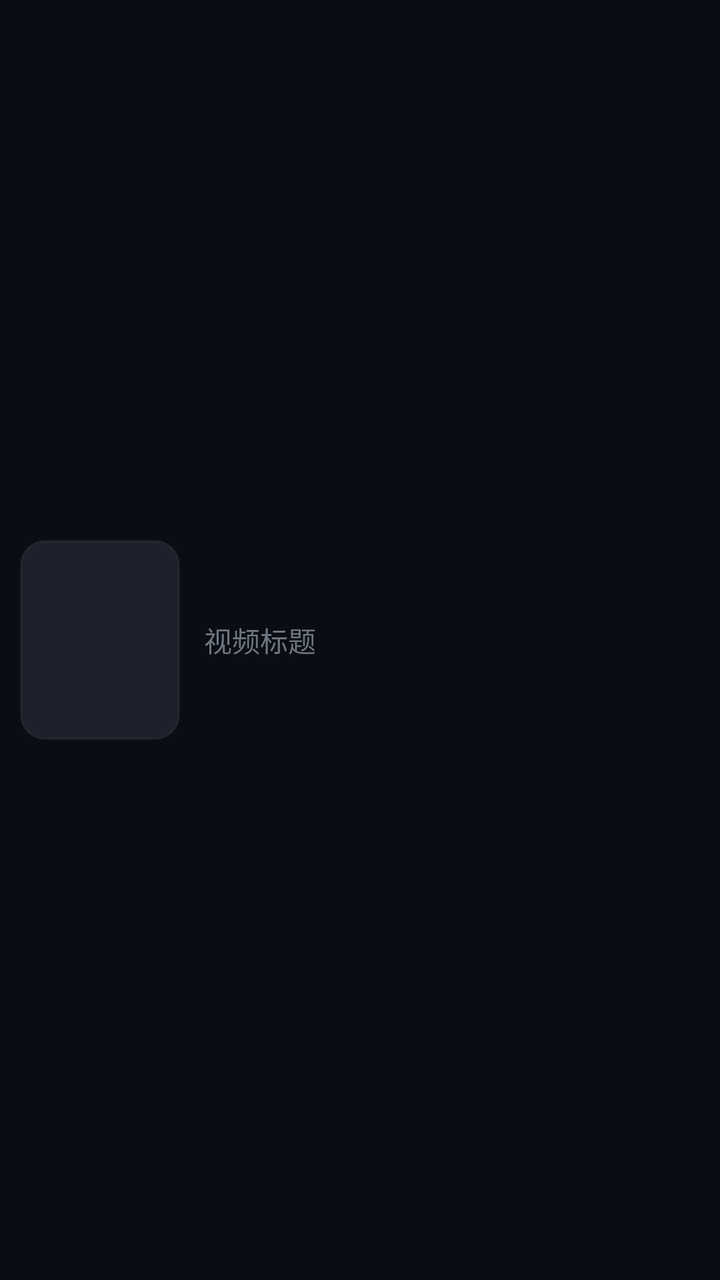
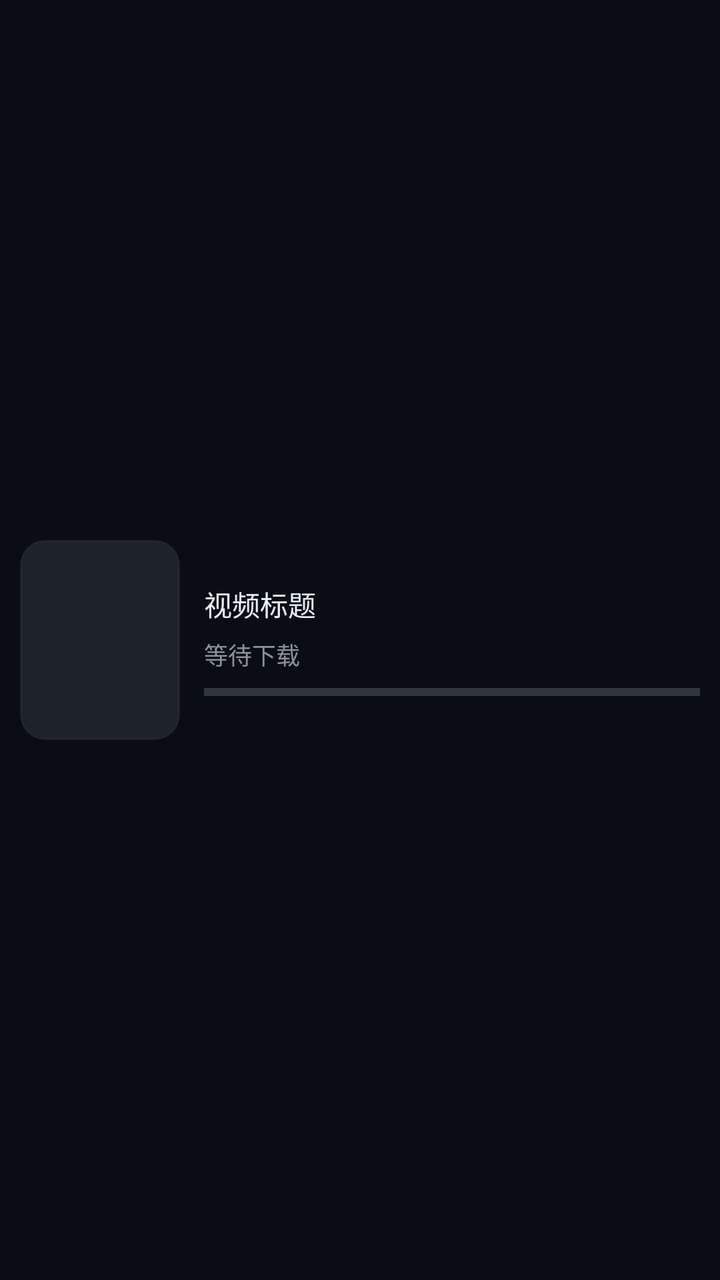

Compare the two renders of this Android layout. The source of the first and the diff that turns it into the second are given below.
<!-- AndroidManifest.xml: application theme AppTheme -->
<!-- res/layout/item_downvideo.xml -->
<?xml version="1.0" encoding="utf-8"?>
<LinearLayout xmlns:android="http://schemas.android.com/apk/res/android"
    android:layout_width="match_parent"
    android:layout_height="wrap_content"
    android:orientation="horizontal"
    android:padding="10dp"
    android:gravity="center_vertical"
    android:background="?android:attr/selectableItemBackground">

    
    <ImageView
        android:id="@+id/iv_cover"
        android:layout_width="80dp"
        android:layout_height="100dp"
        android:layout_marginEnd="12dp"
        android:scaleType="centerCrop"
        android:src="@drawable/button_style"/>

    
    <LinearLayout
        android:layout_width="0dp"
        android:layout_height="wrap_content"
        android:orientation="vertical"
        android:layout_weight="1">

        
        <TextView
            android:id="@+id/tv_video_title"
            android:layout_width="match_parent"
            android:layout_height="wrap_content"
            android:text="视频标题"
            android:textSize="14sp"
            android:maxLines="2"
            android:ellipsize="end"/>

    </LinearLayout>

</LinearLayout>
<!-- resources referenced by this layout -->
<resources>
  <!-- drawable button_style (drawable) -->
  <?xml version="1.0" encoding="utf-8"?>
  <shape xmlns:android="http://schemas.android.com/apk/res/android">
      <solid android:color="@color/dark_lighter" />
      <corners android:radius="12dp" />
      <stroke android:color="@color/border_soft" android:width="1dp" />
  </shape>
  <style name="AppTheme" parent="Theme.MaterialComponents.NoActionBar">
          
          <item name="colorPrimary">@color/brand_500</item>
          <item name="colorPrimaryDark">@color/brand_700</item>
          <item name="colorAccent">@color/brand_500</item>
          <item name="colorSecondary">@color/accent_500</item>
          <item name="colorOnPrimary">@color/text_on_brand</item>
  
          
          <item name="android:windowBackground">@color/dark_bg</item>
          <item name="android:colorBackground">@color/dark_bg</item>
  
          
          <item name="android:textColorPrimary">@color/text_primary</item>
          <item name="android:textColorSecondary">@color/text_secondary</item>
          <item name="android:textColorTertiary">@color/text_tertiary</item>
          <item name="android:textColorHint">@color/text_tertiary</item>
  
          
          <item name="android:statusBarColor">@color/dark_bg</item>
          <item name="android:windowLightStatusBar" tools:targetApi="m">false</item>
          <item name="android:navigationBarColor">@color/dark_bg</item>
          <item name="android:windowLightNavigationBar" tools:targetApi="o_mr1">false</item>
  
          
          <item name="alertDialogTheme">@style/AlertDialogCustom</item>
      </style>
  <color name="dark_lighter">#1C212C</color>
  <color name="border_soft">#0DFFFFFF</color>
  <color name="brand_500">#00D1FF</color>
  <color name="brand_700">#0089B7</color>
  <color name="accent_500">#7000FF</color>
  <color name="text_on_brand">#FFFFFF</color>
  <color name="dark_bg">#0A0E14</color>
  <color name="text_primary">#E6EDF3</color>
  <color name="text_secondary">#8B949E</color>
  <color name="text_tertiary">#6E7681</color>
  <style name="AlertDialogCustom" parent="Theme.MaterialComponents.Dialog.Alert">
          <item name="colorPrimary">@color/brand_500</item>
          <item name="colorAccent">@color/brand_500</item>
          <item name="android:background">@color/dark_card</item>
          <item name="android:textColor">@color/text_primary</item>
          <item name="android:textColorPrimary">@color/text_primary</item>
          <item name="android:textColorSecondary">@color/text_secondary</item>
          <item name="buttonBarPositiveButtonStyle">@style/AlertDialogButton</item>
          <item name="buttonBarNegativeButtonStyle">@style/AlertDialogButton</item>
      </style>
  <color name="dark_card">#151921</color>
  <style name="AlertDialogButton" parent="Widget.MaterialComponents.Button.TextButton.Dialog">
          <item name="android:textColor">@color/brand_500</item>
          <item name="android:textAllCaps">false</item>
      </style>
</resources>

<!-- the commit's change to res/layout/item_downvideo.xml (unified diff, before → after) -->
@@ -13,6 +13,7 @@
         android:layout_width="80dp"
         android:layout_height="100dp"
         android:layout_marginEnd="12dp"
+        android:contentDescription="视频封面"
         android:scaleType="centerCrop"
         android:src="@drawable/button_style"/>
 
@@ -31,7 +32,29 @@
             android:text="视频标题"
             android:textSize="14sp"
             android:maxLines="2"
-            android:ellipsize="end"/>
+            android:ellipsize="end"
+            android:textColor="@color/text_primary" />
+
+        <TextView
+            android:id="@+id/tv_download_status"
+            android:layout_width="match_parent"
+            android:layout_height="wrap_content"
+            android:layout_marginTop="6dp"
+            android:ellipsize="end"
+            android:maxLines="2"
+            android:text="等待下载"
+            android:textColor="@color/text_secondary"
+            android:textSize="12sp" />
+
+        <ProgressBar
+            android:id="@+id/item_download_progress"
+            style="?android:attr/progressBarStyleHorizontal"
+            android:layout_width="match_parent"
+            android:layout_height="4dp"
+            android:layout_marginTop="8dp"
+            android:max="100"
+            android:progress="0"
+            android:progressTint="@color/brand_500" />
 
     </LinearLayout>
 
